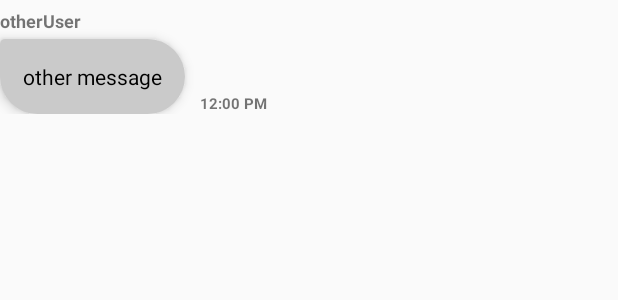
After one commit to kor-Randy/Mobile, an Android app: the layout activity_chatroom_other.xml on its own in the app's theme, with its tools: preview values and no code run, on a phone screen of 412 x 824 dp. The commit adds this screen. Shown: the top 300 px of the screen. Run offline under Robolectric (Android 15) with nearby library versions, the phone set to English and light mode, and no system bars.

Commit message:
Add ChatRoom UI and connect with PromiseRoom

```diff
--- /dev/null
+++ b/app/src/main/res/drawable/chatroom_other_bubble.xml
@@ -0,0 +1,9 @@
+<?xml version="1.0" encoding="utf-8"?>
+<shape xmlns:android="http://schemas.android.com/apk/res/android"
+        android:shape="rectangle">
+
+    <solid android:color="#CACACA"></solid>
+
+    <corners  android:topLeftRadius="5dp" android:radius="40dp"></corners>
+
+</shape>
--- /dev/null
+++ b/app/src/main/res/layout/activity_chatroom_other.xml
@@ -0,0 +1,44 @@
+<?xml version="1.0" encoding="utf-8"?>
+<android.support.constraint.ConstraintLayout xmlns:android="http://schemas.android.com/apk/res/android"
+        xmlns:app="http://schemas.android.com/apk/res-auto"
+        android:layout_width="match_parent"
+        android:layout_height="wrap_content">
+
+    <TextView
+            android:id="@+id/ChatRoom_OtherUser"
+            android:layout_width="wrap_content"
+            android:layout_height="wrap_content"
+            android:layout_marginTop="5dp"
+            android:text="otherUser"
+            android:textSize="12sp"
+            android:textStyle="bold"
+            app:layout_constraintStart_toStartOf="parent"
+            app:layout_constraintTop_toTopOf="parent" />
+
+    <TextView
+            android:id="@+id/ChatRoom_OtherText"
+            android:layout_width="wrap_content"
+            android:layout_height="wrap_content"
+            android:layout_marginTop="4dp"
+            android:background="@drawable/chatroom_other_bubble"
+            android:elevation="5dp"
+            android:maxWidth="240dp"
+            android:padding="15dp"
+            android:text="other message"
+            android:textColor="#000000"
+            app:layout_constraintStart_toStartOf="parent"
+            app:layout_constraintTop_toBottomOf="@+id/ChatRoom_OtherUser" />
+
+    <TextView
+            android:id="@+id/ChatRoom_OtherTextTime"
+            android:text="12:00 PM"
+            android:layout_width="wrap_content"
+            android:layout_height="wrap_content"
+            android:textSize="10sp"
+            android:textStyle="bold"
+            app:layout_constraintLeft_toRightOf="@+id/ChatRoom_OtherText"
+            android:layout_marginLeft="10dp"
+            app:layout_constraintBottom_toBottomOf="@+id/ChatRoom_OtherText" />
+
+
+</android.support.constraint.ConstraintLayout>
--- a/app/src/main/res/layout/activity_promiseroom.xml
+++ b/app/src/main/res/layout/activity_promiseroom.xml
@@ -1,5 +1,5 @@
 <?xml version="1.0" encoding="utf-8"?>
-<androidx.constraintlayout.widget.ConstraintLayout
+<android.support.constraint.ConstraintLayout
         xmlns:android="http://schemas.android.com/apk/res/android"
         xmlns:tools="http://schemas.android.com/tools"
         xmlns:app="http://schemas.android.com/apk/res-auto"
@@ -152,4 +152,4 @@
             app:layout_constraintHeight_percent="0.1"/>
 
 
-</androidx.constraintlayout.widget.ConstraintLayout>
+</android.support.constraint.ConstraintLayout>
```
Also changed, not shown: app/src/main/java/com/example/wlgusdn/mobile/ChatRoom.kt (+76 -0 lines), app/src/main/java/com/example/wlgusdn/mobile/ChatRoom_Chat.kt (added, +7 -0 lines), app/src/main/java/com/example/wlgusdn/mobile/ChatRoom_ChatAdapter.kt (added, +86 -0 lines), app/src/main/java/com/example/wlgusdn/mobile/MainActivity.kt (+10 -1 lines), app/src/main/java/com/example/wlgusdn/mobile/PromiseRoomActivity.kt (+10 -4 lines), app/src/main/res/drawable/chatroom_my_bubble.xml (added, +9 -0 lines), app/src/main/res/layout/activity_chatroom.xml (+74 -6 lines), app/src/main/res/layout/activity_chatroom_my.xml (added, +35 -0 lines), app/src/main/res/layout/activity_main.xml (+4 -3 lines).
